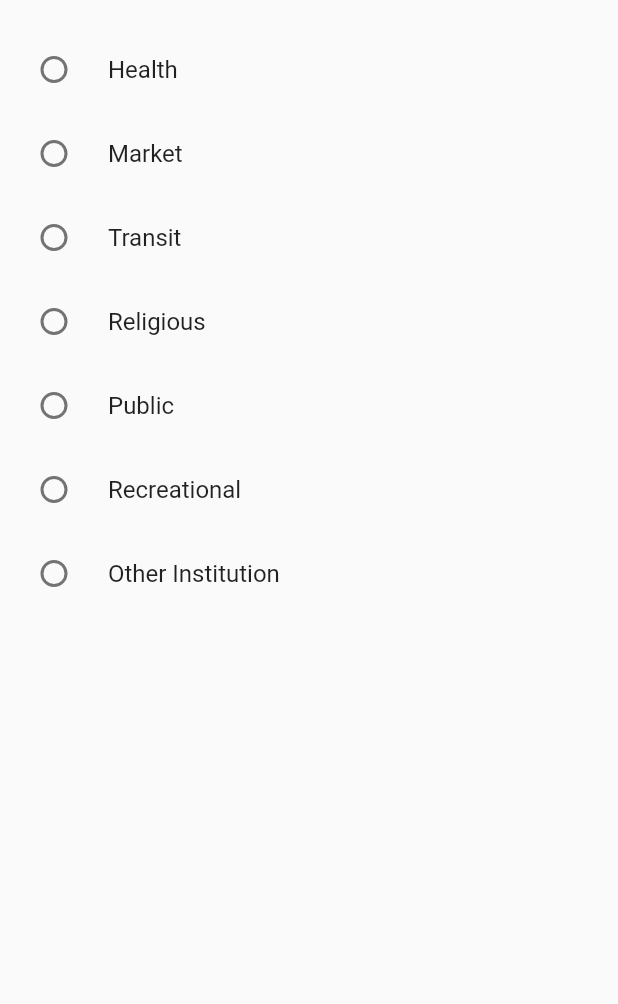
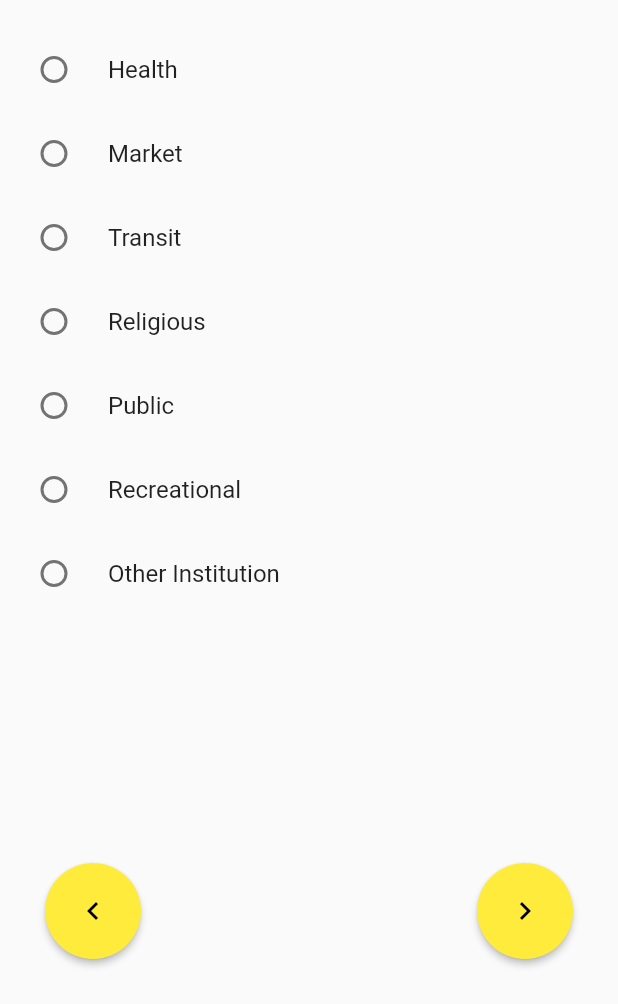
Before and after one commit to dotproductllp/toilet-app, a Flutter app: the AddToiletContentView widget shown alone on an empty page, opened directly, on a phone screen of 412 x 824 dp, the part 232-1236 px from its top. Run offline on Flutter 3.47's test engine with Material 2 defaults, Android fonts, the phone set to English and light mode, and no system bars; our stand-ins replace google_maps_flutter, location, sliding_up_panel.

Commit message:
Add left and right navigation buttons

```diff
--- a/lib/main.dart
+++ b/lib/main.dart
@@ -1,5 +1,5 @@
 import 'package:flutter/material.dart';
-import 'package:toiletfinder/views/addToilet/add_toilet_page.dart';
+import 'package:toiletfinder/views/addToilet/add_toilet_view.dart';
 import 'package:toiletfinder/views/map/map_view.dart';
 import 'package:sliding_up_panel/sliding_up_panel.dart';
 
@@ -46,7 +46,7 @@ class _HomeState extends State<Home> {
           parallaxEnabled: true,
           body: const MapView(),
           panel: const Center(
-            child: AddToiletPage(),
+            child: AddToiletView(),
           ),
           onPanelClosed: () {
             _showPanelCloseAlert();
--- a/lib/providers/toilet_data_provider.dart
+++ b/lib/providers/toilet_data_provider.dart
@@ -1,15 +1,18 @@
 import 'dart:core';
 
+import 'package:flutter/foundation.dart';
 import 'package:flutter/material.dart';
 import 'package:toiletfinder/models/toilet.dart';
 
 class ToiletDataProvider extends ChangeNotifier {
+  static const _maxPages = 6;
+  int _currentPage = 0;
 
   int selectedCategoryId = 0;
   int selectedGenderId = 0;
 
 // Get from API
-  List<ToiletCategory> categories = <ToiletCategory>[
+  final List<ToiletCategory> _categories = <ToiletCategory>[
     ToiletCategory(id: 0, title: "Hotel/Restaurant"),
     ToiletCategory(id: 1, title: "E-Toilet"),
     ToiletCategory(id: 2, title: "Health"),
@@ -21,11 +24,25 @@ class ToiletDataProvider extends ChangeNotifier {
     ToiletCategory(id: 8, title: "Other Institution"),
   ];
 
-  List<Gender> gender = <Gender>[
+  final List<Gender> _gender = <Gender>[
     Gender(id: 0, title: "Male"),
     Gender(id: 1, title: "Female"),
     Gender(id: 2, title: "Unisex"),
   ];
+
+  final List<String> _titles = [
+    "TOILET CATEGORY",
+    "GENDER",
+    "FACILITIES",
+    "OTHER FACILITIES",
+    "INFRASTRUCTURE",
+    "RATE TOILET",
+    "CONFIRM"
+  ];
+
+  String getPageTitle() {
+    return _titles[_currentPage];
+  }
 
   void selectCategory(int? categoryId) {
     if (categoryId != null) {
@@ -38,4 +55,32 @@ class ToiletDataProvider extends ChangeNotifier {
     selectedGenderId = genderId;
     notifyListeners();
   }
+
+  void goToNextPage() {
+    if (_currentPage < _maxPages) {
+      _currentPage++;
+    }
+  }
+
+  void goToPreviousPage() {
+    if (_currentPage > 0) {
+      _currentPage--;
+    }
+  }
+
+  bool isFirstPage() {
+    return _currentPage == 0;
+  }
+
+  bool isLastPage() {
+    return _currentPage == _maxPages;
+  }
+
+  List<ToiletCategory> getCategories() {
+    return _categories;
+  }
+
+  List<Gender> getGenders() {
+    return _gender;
+  }
 }
--- /dev/null
+++ b/lib/views/addToilet/add_toilet_category_view.dart
@@ -0,0 +1,27 @@
+import 'package:flutter/material.dart';
+import 'package:provider/provider.dart';
+import 'package:toiletfinder/providers/toilet_data_provider.dart';
+
+class AddToiletCategoryView extends StatelessWidget {
+  const AddToiletCategoryView({Key? key}) : super(key: key);
+
+  @override
+  Widget build(BuildContext context) {
+    final ToiletDataProvider toiletDataProvider =
+        Provider.of<ToiletDataProvider>(context);
+    return ListView(
+      padding: EdgeInsets.zero,
+      children: toiletDataProvider
+          .getCategories()
+          .map((e) => RadioListTile<int>(
+                title: Text(
+                  e.title,
+                ),
+                groupValue: toiletDataProvider.selectedCategoryId,
+                value: e.id,
+                onChanged: (val) => toiletDataProvider.selectCategory(val),
+              ))
+          .toList(),
+    );
+  }
+}
--- a/lib/views/addToilet/add_toilet_page.dart
+++ b/lib/views/addToilet/add_toilet_view.dart
@@ -2,9 +2,11 @@ import 'package:flutter/foundation.dart';
 import 'package:flutter/material.dart';
 import 'package:provider/provider.dart';
 import 'package:toiletfinder/providers/toilet_data_provider.dart';
+import 'package:toiletfinder/views/addToilet/add_toilet_category_view.dart';
+import 'package:toiletfinder/views/common/rounded_button.dart';
 
-class AddToiletPage extends StatelessWidget {
-  const AddToiletPage({Key? key}) : super(key: key);
+class AddToiletView extends StatelessWidget {
+  const AddToiletView({Key? key}) : super(key: key);
 
   @override
   Widget build(BuildContext context) {
@@ -32,20 +34,20 @@ class AddToiletContentView extends StatelessWidget {
                 child: Container(
                   padding: const EdgeInsets.all(10),
                   decoration: BoxDecoration(shape: BoxShape.rectangle, borderRadius: BorderRadius.circular(10), color: Colors.yellow),
-                  child: const Text("TOILET CATEGORY"),
+                  child: Text(toiletDataProvider.getPageTitle()),
                 ),
               ),
             ),
-            Expanded(
-              child: ListView(
-                padding: EdgeInsets.zero,
-                children: toiletDataProvider.categories.map((e) => RadioListTile<int>(
-                  title: Text(e.title,),
-                  groupValue: toiletDataProvider.selectedCategoryId,
-                  value: e.id,
-                  onChanged: (val) => toiletDataProvider.selectCategory(val),
-                  )).toList(),
-              ),
+            const Expanded(child: AddToiletCategoryView()),
+            Container(
+              padding: const EdgeInsets.all(30),
+              child: Row(
+                children: [
+                  RoundedButton(icon: const Icon(Icons.chevron_left), action: () {}),
+                  const Spacer(),
+                  RoundedButton(icon: const Icon(Icons.chevron_right), action: () {}),
+                ],
+              )
             )
           ]
         );
--- /dev/null
+++ b/lib/views/common/rounded_button.dart
@@ -0,0 +1,23 @@
+import 'package:flutter/material.dart';
+
+class RoundedButton extends StatelessWidget {
+
+  final Icon icon;
+  final VoidCallback action;
+
+  const RoundedButton({Key? key,required this.icon, required this.action}) : super(key: key);
+
+  @override
+  Widget build(BuildContext context) {
+    return ElevatedButton(
+      onPressed: action,
+      child: icon,
+      style: ElevatedButton.styleFrom(
+        shape: const CircleBorder(),
+        padding: const EdgeInsets.all(20),
+        primary: Colors.yellow,
+        onPrimary: Colors.black,
+      ),
+    );
+  }
+}
```
